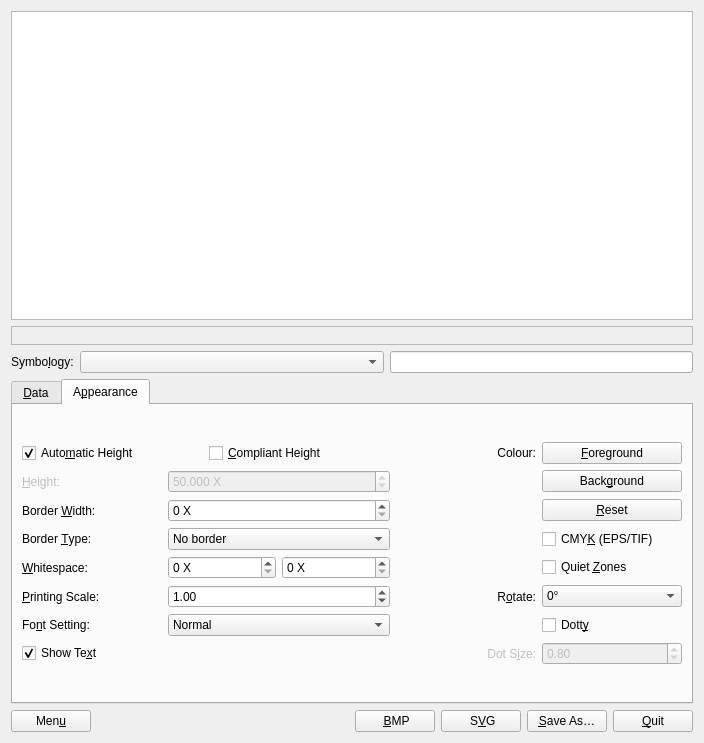
Old version of the form frontend_qt/mainWindow.ui in the repository open-vela/external_zint.
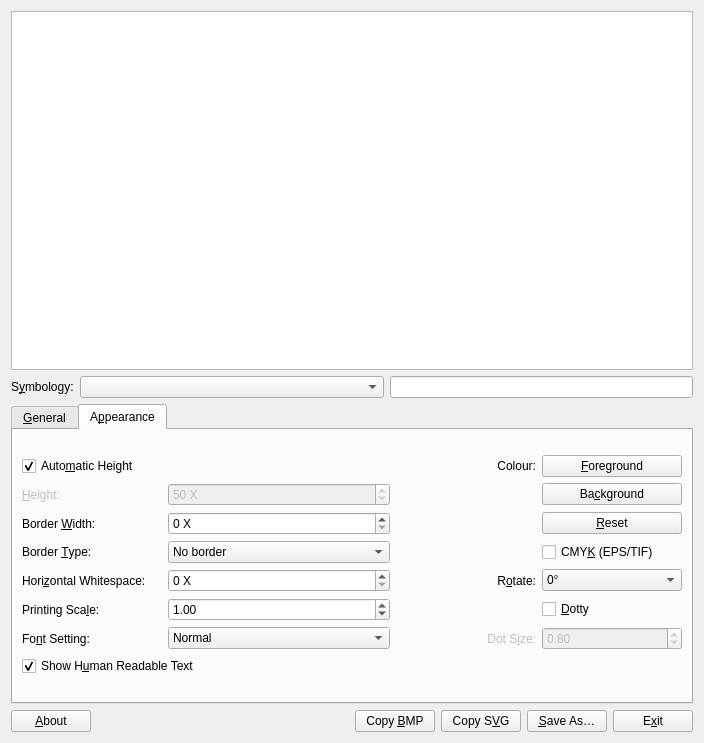
New version of the form. The open tabs and pages were chosen to show the change. Icons and pictures are not drawn.

Diff of the .ui file:
```diff
--- a/frontend_qt/mainWindow.ui
+++ b/frontend_qt/mainWindow.ui
@@ -21,8 +21,8 @@
   </property>
   <property name="minimumSize">
    <size>
-    <width>400</width>
-    <height>435</height>
+    <width>420</width>
+    <height>460</height>
    </size>
   </property>
   <property name="windowTitle">
@@ -43,47 +43,7 @@
   </property>
   <layout class="QVBoxLayout" name="verticalLayoutMain">
    <item>
-    <widget class="QGraphicsView" name="view">
-     <property name="minimumSize">
-      <size>
-       <width>0</width>
-       <height>10</height>
-      </size>
-     </property>
-     <property name="contextMenuPolicy">
-      <enum>Qt::CustomContextMenu</enum>
-     </property>
-    </widget>
-   </item>
-   <item>
-    <widget class="QSplitter" name="errtxtBarContainer">
-     <property name="frameShape">
-      <enum>QFrame::StyledPanel</enum>
-     </property>
-     <property name="frameShadow">
-      <enum>QFrame::Plain</enum>
-     </property>
-     <property name="orientation">
-      <enum>Qt::Horizontal</enum>
-     </property>
-     <property name="visible">
-      <bool>false</bool>
-     </property>
-     <widget class="QStatusBar" name="errtxtBar">
-      <property name="contextMenuPolicy">
-       <enum>Qt::CustomContextMenu</enum>
-      </property>
-      <property name="autoFillBackground">
-       <bool>true</bool>
-      </property>
-      <property name="styleSheet">
-       <string notr="true"/>
-      </property>
-      <property name="sizeGripEnabled">
-       <bool>false</bool>
-      </property>
-     </widget>
-    </widget>
+    <widget class="QGraphicsView" name="view"/>
    </item>
    <item>
     <layout class="QHBoxLayout" name="horizontalLayout">
@@ -100,7 +60,7 @@
             <string>Type of barcode</string>
            </property>
            <property name="text">
-            <string>Symbo&amp;logy:</string>
+            <string>S&amp;ymbology:</string>
            </property>
            <property name="alignment">
             <set>Qt::AlignLeading|Qt::AlignLeft|Qt::AlignVCenter</set>
@@ -149,13 +109,13 @@
          <property name="minimumSize">
           <size>
            <width>0</width>
-           <height>325</height>
+           <height>300</height>
           </size>
          </property>
          <property name="maximumSize">
           <size>
            <width>16777215</width>
-           <height>325</height>
+           <height>300</height>
           </size>
          </property>
          <property name="autoFillBackground">
@@ -169,7 +129,7 @@
          </property>
          <widget class="QWidget" name="tabData">
           <attribute name="title">
-           <string>&amp;Data</string>
+           <string>&amp;General</string>
           </attribute>
           <layout class="QVBoxLayout" name="verticalLayout_3">
            <item>
@@ -705,37 +665,18 @@
            <item>
             <layout class="QGridLayout" name="gridLayout">
              <item row="0" column="0" colspan="2">
-              <layout class="QHBoxLayout" name="horizontalLayoutAutoHeight">
-               <item>
-                <widget class="QCheckBox" name="chkAutoHeight">
-                 <property name="toolTip">
-                  <string>Use default height
+              <widget class="QCheckBox" name="chkAutoHeight">
+               <property name="toolTip">
+                <string>Use default height
 (ignored if disabled)</string>
-                 </property>
-                 <property name="text">
-                  <string>Auto&amp;matic Height</string>
-                 </property>
-                 <property name="checked">
-                  <bool>true</bool>
-                 </property>
-                </widget>
-               </item>
-               <item>
-                <widget class="QCheckBox" name="chkCompliantHeight">
-                 <property name="toolTip">
-                  <string>Warn if height not compliant with specification
-and use standard height (if any) for default
-(ignored if disabled)</string>
-                 </property>
-                 <property name="text">
-                  <string>&amp;Compliant Height</string>
-                 </property>
-                 <property name="checked">
-                  <bool>false</bool>
-                 </property>
-                </widget>
-               </item>
-              </layout>
+               </property>
+               <property name="text">
+                <string>Auto&amp;matic Height</string>
+               </property>
+               <property name="checked">
+                <bool>true</bool>
+               </property>
+              </widget>
              </item>
              <item row="1" column="0">
               <widget class="QLabel" name="lblHeight">
@@ -758,7 +699,7 @@
               </widget>
              </item>
              <item row="1" column="1">
-              <widget class="QDoubleSpinBox" name="heightb">
+              <widget class="QSpinBox" name="heightb">
                <property name="enabled">
                 <bool>false</bool>
                </property>
@@ -766,29 +707,20 @@
                 <string>Overall symbol height in X-dimensions
 (ignored if disabled)</string>
                </property>
-               <property name="accelerated">
-                <bool>true</bool>
+               <property name="suffix">
+                <string> X</string>
                </property>
                <property name="prefix">
                 <string/>
                </property>
-               <property name="suffix">
-                <string> X</string>
-               </property>
-               <property name="decimals">
-                <number>3</number>
-               </property>
                <property name="minimum">
-                <double>0.500000000000000</double>
+                <number>1</number>
                </property>
                <property name="maximum">
-                <double>2000.000000000000000</double>
-               </property>
-               <property name="singleStep">
-                <double>0.100000000000000</double>
+                <number>300</number>
                </property>
                <property name="value">
-                <double>50.000000000000000</double>
+                <number>50</number>
                </property>
               </widget>
              </item>
@@ -874,7 +806,7 @@
                 <string>Horizontal whitespace, Vertical whitespace, in X-dimensions</string>
                </property>
                <property name="text">
-                <string>&amp;Whitespace:</string>
+                <string>Hori&amp;zontal Whitespace:</string>
                </property>
                <property name="alignment">
                 <set>Qt::AlignLeading|Qt::AlignLeft|Qt::AlignVCenter</set>
@@ -885,36 +817,14 @@
               </widget>
              </item>
              <item row="4" column="1">
-              <layout class="QGridLayout" name="gridLayoutWhitespace">
-               <item row="0" column="0">
-                <widget class="QSpinBox" name="spnWhitespace">
-                 <property name="toolTip">
-                  <string>Width of horizontal whitespace on either side of barcode
-in X-dimensions</string>
-                 </property>
-                 <property name="suffix">
-                  <string> X</string>
-                 </property>
-                 <property name="maximum">
-                  <number>100</number>
-                 </property>
-                </widget>
-               </item>
-               <item row="0" column="1">
-                <widget class="QSpinBox" name="spnVWhitespace">
-                 <property name="toolTip">
-                  <string>Height of vertical whitespace above and below the barcode
-in X-dimensions</string>
-                 </property>
-                 <property name="suffix">
-                  <string> X</string>
-                 </property>
-                 <property name="maximum">
-                  <number>100</number>
-                 </property>
-                </widget>
-               </item>
-              </layout>
+              <widget class="QSpinBox" name="spnWhitespace">
+               <property name="toolTip">
+                <string>Width of whitespace on either side of barcode</string>
+               </property>
+               <property name="suffix">
+                <string> X</string>
+               </property>
+              </widget>
              </item>
              <item row="5" column="0">
               <widget class="QLabel" name="lblScale">
@@ -922,7 +832,7 @@
                 <string>Image scale when output to file</string>
                </property>
                <property name="text">
-                <string>&amp;Printing Scale:</string>
+                <string>Printing Sca&amp;le:</string>
                </property>
                <property name="alignment">
                 <set>Qt::AlignLeading|Qt::AlignLeft|Qt::AlignVCenter</set>
@@ -944,10 +854,10 @@
                 <number>2</number>
                </property>
                <property name="minimum">
-                <double>0.100000000000000</double>
+                <double>0.500000000000000</double>
                </property>
                <property name="maximum">
-                <double>100.000000000000000</double>
+                <double>99.500000000000000</double>
                </property>
                <property name="singleStep">
                 <double>0.500000000000000</double>
@@ -1009,7 +919,7 @@
 (ignored if disabled)</string>
                </property>
                <property name="text">
-                <string>Show Te&amp;xt</string>
+                <string>Show H&amp;uman Readable Text</string>
                </property>
                <property name="checked">
                 <bool>true</bool>
@@ -1061,7 +971,7 @@
                 <string>Change paper colour</string>
                </property>
                <property name="text">
-                <string>Back&amp;ground</string>
+                <string>Ba&amp;ckground</string>
                </property>
               </widget>
              </item>
@@ -1088,21 +998,7 @@
                </property>
               </widget>
              </item>
-             <item row="4" column="3">
-              <widget class="QCheckBox" name="chkQuietZones">
-               <property name="toolTip">
-                <string>Add compliant quiet zones to whitespace
-(ignored if disabled)</string>
-               </property>
-               <property name="text">
-                <string>Quiet &amp;Zones</string>
-               </property>
-               <property name="checked">
-                <bool>false</bool>
-               </property>
-              </widget>
-             </item>
-             <item row="5" column="2">
+             <item row="4" column="2">
               <widget class="QLabel" name="lblRotate">
                <property name="toolTip">
                 <string>Rotate symbol by degrees</string>
@@ -1118,7 +1014,7 @@
                </property>
               </widget>
              </item>
-             <item row="5" column="3">
+             <item row="4" column="3">
               <widget class="QComboBox" name="cmbRotate">
                <property name="toolTip">
                 <string>Rotate symbol by degrees</string>
@@ -1145,21 +1041,21 @@
                </item>
               </widget>
              </item>
-             <item row="6" column="3">
+             <item row="5" column="3">
               <widget class="QCheckBox" name="chkDotty">
                <property name="toolTip">
                 <string>Use dots instead of squares for matrix symbols
 (ignored if disabled)</string>
                </property>
                <property name="text">
-                <string>Dott&amp;y</string>
+                <string>&amp;Dotty</string>
                </property>
                <property name="checked">
                 <bool>false</bool>
                </property>
               </widget>
              </item>
-             <item row="7" column="2">
+             <item row="6" column="2">
               <widget class="QLabel" name="lblDotSize">
                <property name="enabled">
                 <bool>false</bool>
@@ -1179,7 +1075,7 @@
                </property>
               </widget>
              </item>
-             <item row="7" column="3">
+             <item row="6" column="3">
               <widget class="QDoubleSpinBox" name="spnDotSize">
                <property name="enabled">
                 <bool>false</bool>
@@ -1226,14 +1122,14 @@
         <string>Show menu</string>
        </property>
        <property name="text">
-        <string>Men&amp;u</string>
+        <string>&amp;About</string>
        </property>
       </widget>
      </item>
      <item row="0" column="1">
-      <widget class="QStatusBar" name="statusBar">
-       <property name="sizeGripEnabled">
-        <bool>false</bool>
+      <spacer name="horizontalSpacer_2">
+       <property name="orientation">
+        <enum>Qt::Horizontal</enum>
        </property>
        <property name="sizeHint" stdset="0">
         <size>
@@ -1241,7 +1137,7 @@
          <height>20</height>
         </size>
        </property>
-      </widget>
+      </spacer>
      </item>
      <item row="0" column="2">
       <widget class="QPushButton" name="btnCopyBMP">
@@ -1249,7 +1145,7 @@
         <string>Copy to clipboard as BMP</string>
        </property>
        <property name="text">
-        <string> &amp;BMP</string>
+        <string>Copy &amp;BMP</string>
        </property>
       </widget>
      </item>
@@ -1259,7 +1155,7 @@
         <string>Copy to clipboard as SVG</string>
        </property>
        <property name="text">
-        <string> S&amp;VG</string>
+        <string>Copy S&amp;VG</string>
        </property>
       </widget>
      </item>
@@ -1279,7 +1175,7 @@
         <string>Exit Zint Barcode Studio</string>
        </property>
        <property name="text">
-        <string>&amp;Quit</string>
+        <string>E&amp;xit</string>
        </property>
       </widget>
      </item>
```
Left out of the diff: 204 changed lines with no effect on the pictures.
